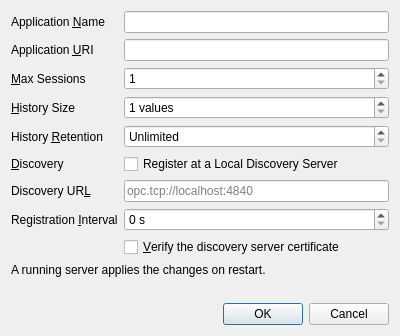
Before: the Qt Designer form src/ui/dialogs/serversettingsdialog.ui in sanny32/OpenUaSim, drawn with Qt 5.
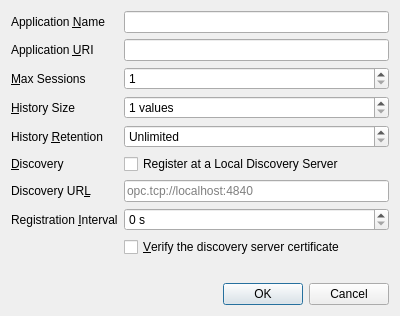
After: the same form once the commit is applied. Custom widgets are drawn as their Qt base class.

Commit message:
Offer a server restart after changes that need one
A note in the status bar said the running server waited for a restart,
and the server settings and user dialogs repeated it in their text. Now
applying endpoints, server settings, user accounts or a new server
certificate on a running server asks whether to restart it at once;
Later keeps the server running with the former settings.

```diff
--- a/src/ui/dialogs/serversettingsdialog.ui
+++ b/src/ui/dialogs/serversettingsdialog.ui
@@ -175,16 +175,6 @@
      </item>
     </layout>
    </item>
-   <item>
-    <widget class="QLabel" name="noteLabel">
-     <property name="text">
-      <string>A running server applies the changes on restart.</string>
-     </property>
-     <property name="wordWrap">
-      <bool>true</bool>
-     </property>
-    </widget>
-   </item>
    <item>
     <widget class="QLabel" name="problemLabel">
      <property name="wordWrap">
```
The commit also changes 8 other files.
